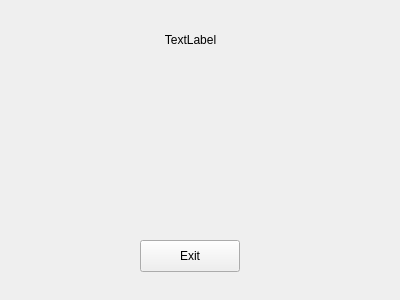
Old version of the form recipeconfirmation.ui in the repository AdamTCollins/CS4076_PROJECT.
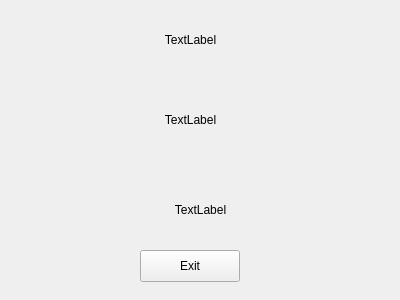
New version of the form.

Commit message: Updated recipeconfirmation files and started consumable file

Patch:
```diff
--- a/recipeconfirmation.ui
+++ b/recipeconfirmation.ui
@@ -17,7 +17,7 @@
    <property name="geometry">
     <rect>
      <x>140</x>
-     <y>240</y>
+     <y>250</y>
      <width>100</width>
      <height>32</height>
     </rect>
@@ -48,6 +48,50 @@
     <bool>true</bool>
    </property>
   </widget>
+  <widget class="QLabel" name="label_2">
+   <property name="geometry">
+    <rect>
+     <x>10</x>
+     <y>90</y>
+     <width>361</width>
+     <height>59</height>
+    </rect>
+   </property>
+   <property name="layoutDirection">
+    <enum>Qt::LeftToRight</enum>
+   </property>
+   <property name="text">
+    <string>TextLabel</string>
+   </property>
+   <property name="alignment">
+    <set>Qt::AlignCenter</set>
+   </property>
+   <property name="wordWrap">
+    <bool>true</bool>
+   </property>
+  </widget>
+  <widget class="QLabel" name="label_3">
+   <property name="geometry">
+    <rect>
+     <x>20</x>
+     <y>180</y>
+     <width>361</width>
+     <height>59</height>
+    </rect>
+   </property>
+   <property name="layoutDirection">
+    <enum>Qt::LeftToRight</enum>
+   </property>
+   <property name="text">
+    <string>TextLabel</string>
+   </property>
+   <property name="alignment">
+    <set>Qt::AlignCenter</set>
+   </property>
+   <property name="wordWrap">
+    <bool>true</bool>
+   </property>
+  </widget>
  </widget>
  <resources/>
  <connections/>
```
The commit also changes 8 other files.
